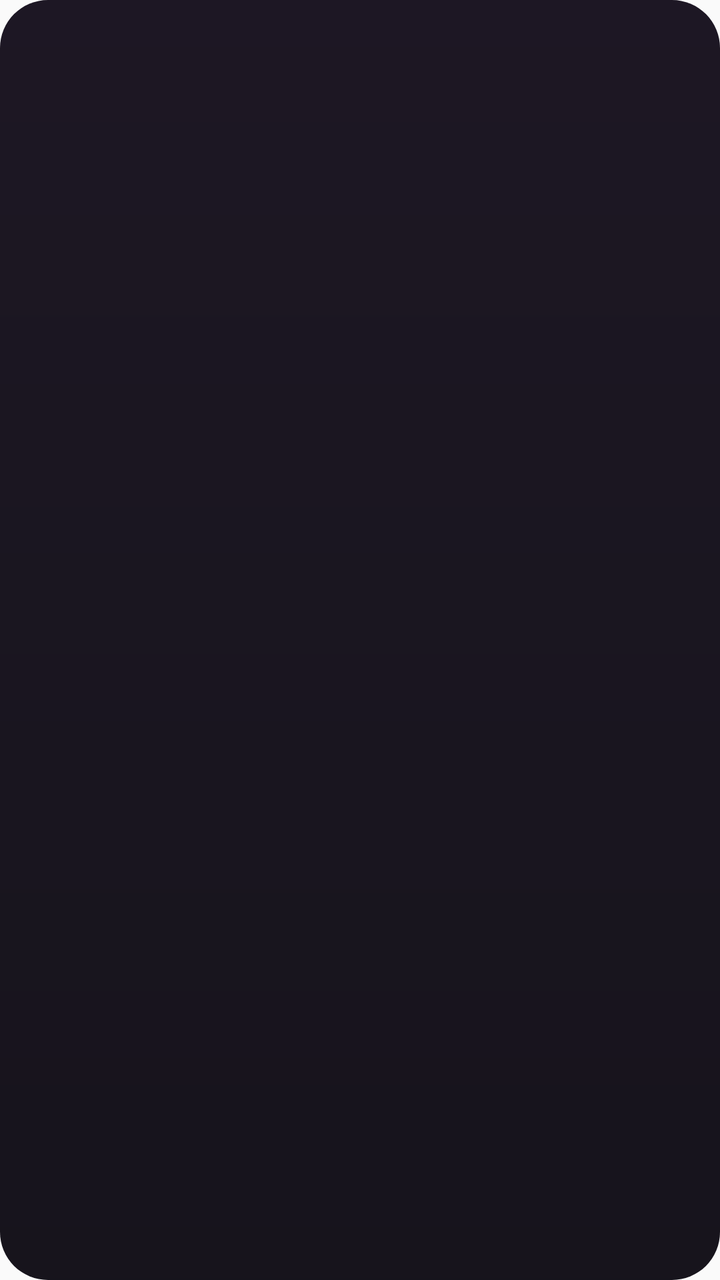
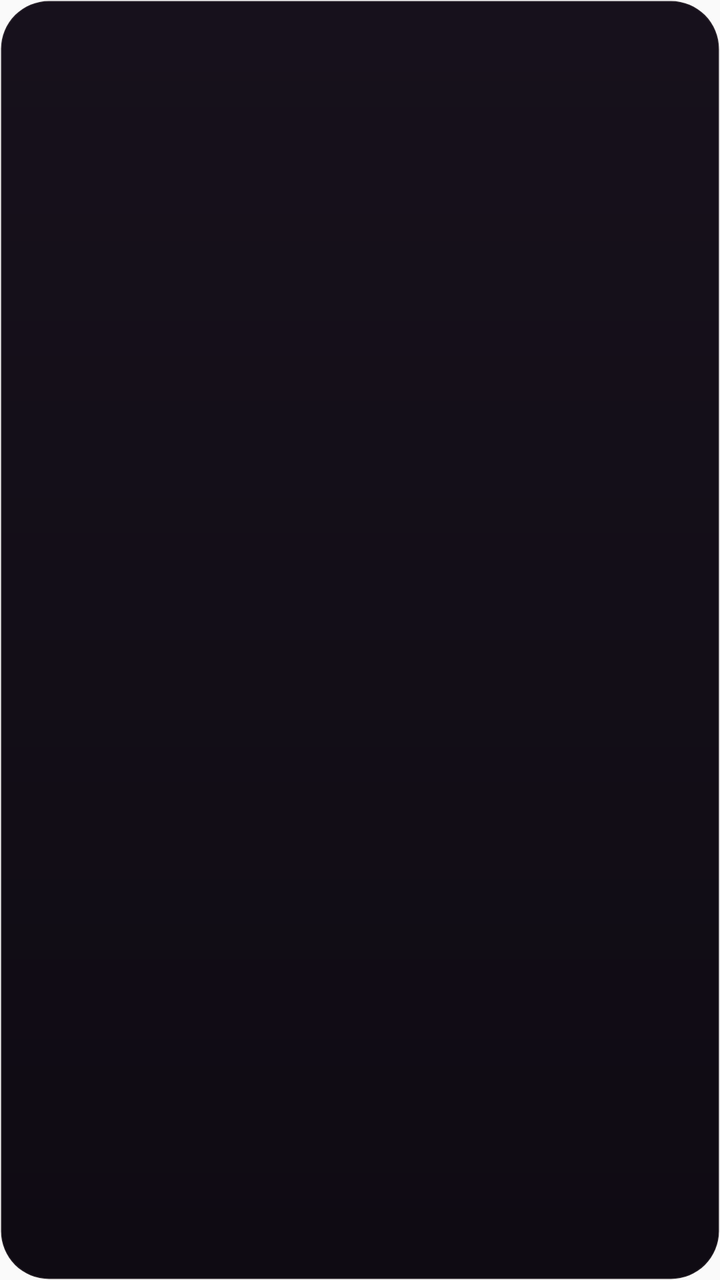

Two renders of the same Android screen: before a commit and after it. Below are the layout's source before the change and the commit's diff.
<!-- AndroidManifest.xml: another module's application theme AppTheme -->
<!-- res/layout/us_widget_countdown.xml -->
<?xml version="1.0" encoding="utf-8"?>
<FrameLayout xmlns:android="http://schemas.android.com/apk/res/android"
    android:id="@+id/us_cd_root"
    android:layout_width="match_parent"
    android:layout_height="match_parent"
    android:background="@drawable/us_widget_background"
    android:contentDescription="@string/us_widget_countdown_name">

    <ImageView
        android:id="@+id/us_cd_deco"
        android:layout_width="match_parent"
        android:layout_height="match_parent"
        android:layout_margin="8dp"
        android:importantForAccessibility="no"
        android:scaleType="fitCenter"
        android:visibility="gone" />

    <LinearLayout
        android:layout_width="match_parent"
        android:layout_height="match_parent"
        android:gravity="center"
        android:orientation="vertical"
        android:padding="14dp">

        <TextView
            android:id="@+id/us_cd_title"
            android:layout_width="wrap_content"
            android:layout_height="wrap_content"
            android:ellipsize="end"
            android:fontFamily="sans-serif-medium"
            android:gravity="center"
            android:includeFontPadding="false"
            android:letterSpacing="0.22"
            android:maxLines="1"
            android:textAllCaps="true"
            android:textColor="@color/us_widget_text"
            android:textSize="9sp" />

        <TextView
            android:id="@+id/us_cd_value_light"
            android:layout_width="match_parent"
            android:layout_height="0dp"
            android:layout_weight="1"
            android:autoSizeMaxTextSize="46sp"
            android:autoSizeMinTextSize="14sp"
            android:autoSizeTextType="uniform"
            android:fontFamily="sans-serif-light"
            android:gravity="center"
            android:includeFontPadding="false"
            android:maxLines="1"
            android:textColor="@color/us_widget_text"
            android:textStyle="normal"
            android:visibility="gone" />
        <TextView
            android:id="@+id/us_cd_value_serif"
            android:layout_width="match_parent"
            android:layout_height="0dp"
            android:layout_weight="1"
            android:autoSizeMaxTextSize="46sp"
            android:autoSizeMinTextSize="14sp"
            android:autoSizeTextType="uniform"
            android:fontFamily="serif"
            android:gravity="center"
            android:includeFontPadding="false"
            android:maxLines="1"
            android:textColor="@color/us_widget_text"
            android:textStyle="italic"
            android:visibility="gone" />
        <TextView
            android:id="@+id/us_cd_value_bold"
            android:layout_width="match_parent"
            android:layout_height="0dp"
            android:layout_weight="1"
            android:autoSizeMaxTextSize="46sp"
            android:autoSizeMinTextSize="14sp"
            android:autoSizeTextType="uniform"
            android:fontFamily="sans-serif-black"
            android:gravity="center"
            android:includeFontPadding="false"
            android:maxLines="1"
            android:textColor="@color/us_widget_text"
            android:textStyle="normal"
            android:visibility="gone" />
        <Chronometer
            android:id="@+id/us_cd_clock_light"
            android:layout_width="match_parent"
            android:layout_height="0dp"
            android:layout_weight="1"
            android:autoSizeMaxTextSize="30sp"
            android:autoSizeMinTextSize="14sp"
            android:autoSizeTextType="uniform"
            android:fontFamily="sans-serif-light"
            android:gravity="center"
            android:includeFontPadding="false"
            android:maxLines="1"
            android:textColor="@color/us_widget_text"
            android:textStyle="normal"
            android:visibility="gone" />
        <Chronometer
            android:id="@+id/us_cd_clock_serif"
            android:layout_width="match_parent"
            android:layout_height="0dp"
            android:layout_weight="1"
            android:autoSizeMaxTextSize="30sp"
            android:autoSizeMinTextSize="14sp"
            android:autoSizeTextType="uniform"
            android:fontFamily="serif"
            android:gravity="center"
            android:includeFontPadding="false"
            android:maxLines="1"
            android:textColor="@color/us_widget_text"
            android:textStyle="italic"
            android:visibility="gone" />
        <Chronometer
            android:id="@+id/us_cd_clock_bold"
            android:layout_width="match_parent"
            android:layout_height="0dp"
            android:layout_weight="1"
            android:autoSizeMaxTextSize="30sp"
            android:autoSizeMinTextSize="14sp"
            android:autoSizeTextType="uniform"
            android:fontFamily="sans-serif-black"
            android:gravity="center"
            android:includeFontPadding="false"
            android:maxLines="1"
            android:textColor="@color/us_widget_text"
            android:textStyle="normal"
            android:visibility="gone" />

        <TextView
            android:id="@+id/us_cd_unit_serif"
            android:layout_width="wrap_content"
            android:layout_height="wrap_content"
            android:fontFamily="serif"
            android:includeFontPadding="false"
            android:textColor="@color/us_widget_text"
            android:textSize="14sp"
            android:textStyle="italic" />

        <TextView
            android:id="@+id/us_cd_unit_caps"
            android:layout_width="wrap_content"
            android:layout_height="wrap_content"
            android:fontFamily="sans-serif-medium"
            android:includeFontPadding="false"
            android:letterSpacing="0.3"
            android:textAllCaps="true"
            android:textColor="@color/us_widget_text"
            android:textSize="9sp"
            android:visibility="gone" />

        <TextView
            android:id="@+id/us_cd_sub"
            android:layout_width="wrap_content"
            android:layout_height="wrap_content"
            android:layout_marginTop="3dp"
            android:fontFamily="serif"
            android:includeFontPadding="false"
            android:maxLines="1"
            android:textColor="@color/us_widget_accent"
            android:textSize="12sp"
            android:textStyle="italic"
            android:visibility="gone" />

        <TextView
            android:id="@+id/us_cd_empty"
            android:layout_width="match_parent"
            android:layout_height="match_parent"
            android:gravity="center"
            android:includeFontPadding="false"
            android:maxLines="3"
            android:text="@string/us_widget_countdown_empty"
            android:textColor="@color/us_widget_muted"
            android:textSize="13sp"
            android:visibility="gone" />
    </LinearLayout>
</FrameLayout>
<!-- resources referenced by this layout -->
<resources>
  <color name="us_widget_accent">#FF8EAD</color>
  <color name="us_widget_muted">#B9ADB9</color>
  <color name="us_widget_text">#FFF8FD</color>
  <!-- drawable us_widget_background (drawable) -->
  <?xml version="1.0" encoding="utf-8"?>
  <shape xmlns:android="http://schemas.android.com/apk/res/android" android:shape="rectangle">
      <gradient
          android:angle="270"
          android:endColor="#F20A0710"
          android:startColor="#F2110B18" />
      <corners android:radius="24dp" />
  </shape>
  <string name="us_widget_countdown_empty">Scegli un Countdown su Oggi</string>
  <string name="us_widget_countdown_name">Countdown</string>
  <style name="AppTheme" parent="Theme.AppCompat.Light.DarkActionBar">
          
          <item name="colorPrimary">@color/colorPrimary</item>
          <item name="colorPrimaryDark">@color/colorPrimaryDark</item>
          <item name="colorAccent">@color/colorAccent</item>
      </style>
</resources>

<!-- the commit's change to res/layout/us_widget_countdown.xml (unified diff, before → after) -->
@@ -30,11 +30,12 @@
             android:fontFamily="sans-serif-medium"
             android:gravity="center"
             android:includeFontPadding="false"
-            android:letterSpacing="0.22"
+            android:letterSpacing="0.14"
             android:maxLines="1"
             android:textAllCaps="true"
             android:textColor="@color/us_widget_text"
-            android:textSize="9sp" />
+            android:textSize="11sp"
+            android:textStyle="bold" />
 
         <TextView
             android:id="@+id/us_cd_value_light"
@@ -81,6 +82,22 @@
             android:textColor="@color/us_widget_text"
             android:textStyle="normal"
             android:visibility="gone" />
+        
+        <TextView
+            android:id="@+id/us_cd_value_display"
+            android:layout_width="match_parent"
+            android:layout_height="0dp"
+            android:layout_weight="1"
+            android:autoSizeMaxTextSize="58sp"
+            android:autoSizeMinTextSize="16sp"
+            android:autoSizeTextType="uniform"
+            android:fontFamily="serif"
+            android:gravity="center"
+            android:includeFontPadding="false"
+            android:maxLines="1"
+            android:textColor="@color/us_widget_text"
+            android:textStyle="normal"
+            android:visibility="gone" />
         <Chronometer
             android:id="@+id/us_cd_clock_light"
             android:layout_width="match_parent"
@@ -127,6 +144,22 @@
             android:textStyle="normal"
             android:visibility="gone" />
 
+        <Chronometer
+            android:id="@+id/us_cd_clock_display"
+            android:layout_width="match_parent"
+            android:layout_height="0dp"
+            android:layout_weight="1"
+            android:autoSizeMaxTextSize="32sp"
+            android:autoSizeMinTextSize="14sp"
+            android:autoSizeTextType="uniform"
+            android:fontFamily="serif"
+            android:gravity="center"
+            android:includeFontPadding="false"
+            android:maxLines="1"
+            android:textColor="@color/us_widget_text"
+            android:textStyle="normal"
+            android:visibility="gone" />
+
         <TextView
             android:id="@+id/us_cd_unit_serif"
             android:layout_width="wrap_content"
@@ -134,7 +167,7 @@
             android:fontFamily="serif"
             android:includeFontPadding="false"
             android:textColor="@color/us_widget_text"
-            android:textSize="14sp"
+            android:textSize="16sp"
             android:textStyle="italic" />
 
         <TextView
@@ -170,8 +203,8 @@
             android:includeFontPadding="false"
             android:maxLines="3"
             android:text="@string/us_widget_countdown_empty"
-            android:textColor="@color/us_widget_muted"
-            android:textSize="13sp"
+            android:textColor="@color/us_widget_text_2"
+            android:textSize="14sp"
             android:visibility="gone" />
     </LinearLayout>
 </FrameLayout>
<!-- resource entries referenced after the edit -->
@@ -1,15 +1,16 @@
 <!-- resources referenced by this layout -->
 <resources>
-  <color name="us_widget_accent">#FF8EAD</color>
-  <color name="us_widget_muted">#B9ADB9</color>
-  <color name="us_widget_text">#FFF8FD</color>
+  <color name="us_widget_accent">#FFFF7C96</color>
+  <color name="us_widget_text">#FFF7EFE9</color>
+  <color name="us_widget_text_2">#B8F7EFE9</color>
   <!-- drawable us_widget_background (drawable) -->
   <?xml version="1.0" encoding="utf-8"?>
   <shape xmlns:android="http://schemas.android.com/apk/res/android" android:shape="rectangle">
       <gradient
           android:angle="270"
-          android:endColor="#F20A0710"
-          android:startColor="#F2110B18" />
+          android:endColor="#FF0F0B13"
+          android:startColor="#FF17111C" />
+      <stroke android:width="1dp" android:color="#17F7EFE9" />
       <corners android:radius="24dp" />
   </shape>
   <string name="us_widget_countdown_empty">Scegli un Countdown su Oggi</string>
